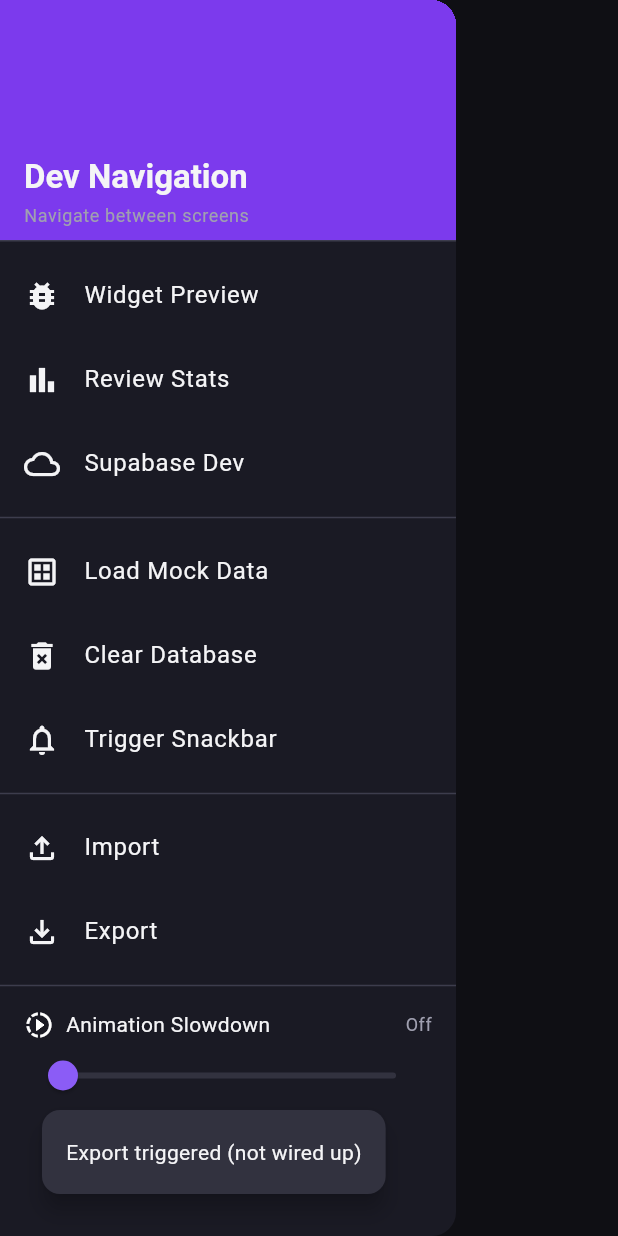
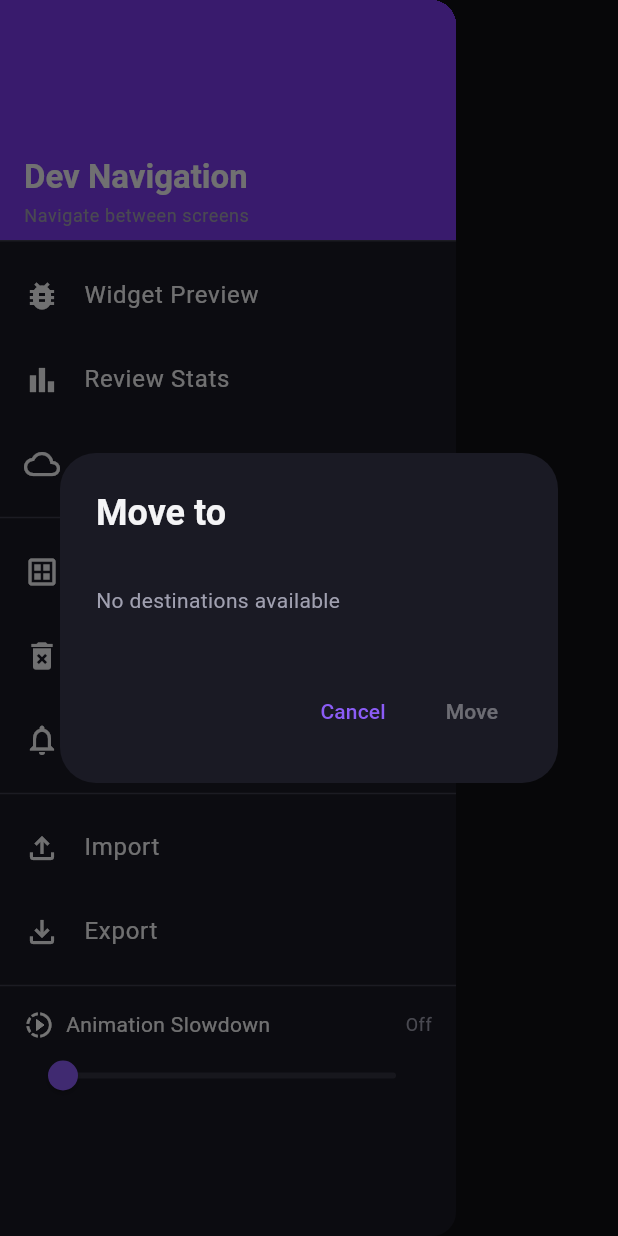
Before and after one commit to Pairadux/lapse, a Flutter app: the DevDrawer widget shown alone on an empty page, opened directly, after a tap on "Export", on a phone screen of 412 x 824 dp. Run offline on Flutter 3.47's test engine with Material 3 defaults, Android fonts, the phone set to English and light mode, and no system bars; drawn by our look-alikes of toastification; our stand-ins replace connectivity_plus, equatable, fl_chart, flutter_markdown_plus, flutter_riverpod, go_router and 5 more; missing offline and left inert: fsrs, modern_titlebar_buttons, window_manager; accounts and stored records are empty.

Commit message:
feat: export now sorts decks by path

```diff
--- a/lib/core/widgets/dev_drawer.dart
+++ b/lib/core/widgets/dev_drawer.dart
@@ -3,6 +3,7 @@ import 'package:flutter/scheduler.dart';
 import 'package:go_router/go_router.dart';
 import 'package:lapse/core/database/database_constants.dart';
 import 'package:lapse/core/database/database_helper.dart';
+import 'package:lapse/core/routing/routes.dart';
 import 'package:lapse/core/sync/sync_pull_service.dart';
 import 'package:lapse/core/widgets/app_snack_bar.dart';
 import 'package:lapse/core/widgets/confirm_dialog.dart';
@@ -10,7 +11,8 @@ import 'package:lapse/features/cards/data/card_repository.dart';
 import 'package:lapse/features/cards/domain/flashcard.dart';
 import 'package:lapse/features/decks/data/deck_repository.dart';
 import 'package:lapse/features/decks/domain/deck.dart';
-import '../routing/routes.dart';
+import 'package:lapse/core/widgets/deck_picker_dialog.dart';
+import 'package:lapse/features/import_export/data/export_service.dart';
 
 class DevDrawer extends StatelessWidget {
   final VoidCallback? onDataChanged;
@@ -188,6 +190,34 @@ class DevDrawer extends StatelessWidget {
     );
   }
 
+  Future<void> _exportDeck(BuildContext context) async {
+    final cardRepo = CardRepository();
+    final deckRepo = DeckRepository();
+    final allDecks = await deckRepo.getAll();
+
+    final selectedId = await DeckPickerDialog.show(
+      context: context,
+      decks: allDecks,
+      excludeIds: {},
+      showRoot: false,
+    );
+
+    if (selectedId == null || !context.mounted) return;
+
+    final selectedDeck = allDecks.firstWhere((d) => d.deckId == selectedId);
+    final exporter = DeckExport();
+    final csv = await exporter.exportDeckWithRepositories(selectedDeck, cardRepo, deckRepo);
+
+    if (context.mounted) {
+      print(csv);
+      ScaffoldMessenger.of(context).showSnackBar(
+        SnackBar(content: Text('Exported CSV length: ${csv.length}')),
+      );
+    }
+  }
+
+
+
   @override
   Widget build(BuildContext context) {
     return Drawer(
@@ -260,10 +290,7 @@ class DevDrawer extends StatelessWidget {
           ListTile(
             leading: const Icon(Icons.file_download_outlined),
             title: const Text('Export'),
-            onTap: () {
-              Scaffold.of(context).closeDrawer();
-              AppSnackBar.show(context, 'Export triggered (not wired up)');
-            },
+            onTap: () => _exportDeck(context),
           ),
           const Divider(),
           const _AnimationSpeedSlider(),
```
Also changed, not shown: lib/features/import_export/data/export_service.dart (+17 -16 lines).
